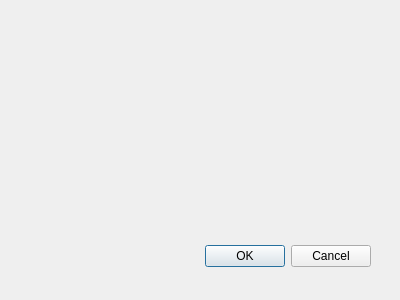
First picture: the form in export_to_gpkg_dialog_base.ui, repository DodoIta/beedip, before the edit.
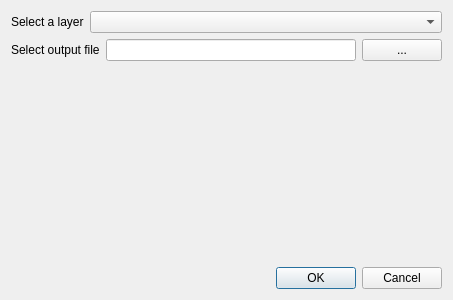
Second picture: the form after the edit.

What changed in the file:
```diff
--- a/export_to_gpkg_dialog_base.ui
+++ b/export_to_gpkg_dialog_base.ui
@@ -1,33 +1,71 @@
 <ui version="4.0" >
  <class>ExportToGPKGDialogBase</class>
- <widget class="QDialog" name="ExportToGPKGDialogBase" >
-  <property name="geometry" >
+ <widget class="QDialog" name="ExportToGPKGDialogBase">
+  <property name="geometry">
    <rect>
     <x>0</x>
     <y>0</y>
-    <width>400</width>
+    <width>453</width>
     <height>300</height>
    </rect>
   </property>
   <property name="windowTitle" >
    <string>Export To GPKG</string>
   </property>
-  <widget class="QDialogButtonBox" name="button_box" >
-   <property name="geometry" >
-    <rect>
-     <x>30</x>
-     <y>240</y>
-     <width>341</width>
-     <height>32</height>
-    </rect>
-   </property>
-   <property name="orientation" >
-    <enum>Qt::Horizontal</enum>
-   </property>
-   <property name="standardButtons" >
-    <set>QDialogButtonBox::Cancel|QDialogButtonBox::Ok</set>
-   </property>
-  </widget>
+  <layout class="QVBoxLayout" name="verticalLayout">
+   <item>
+    <layout class="QHBoxLayout" name="horizontalLayout">
+     <item>
+      <widget class="QLabel" name="label">
+       <property name="text">
+        <string>Select a layer</string>
+       </property>
+      </widget>
+     </item>
+     <item>
+      <widget class="QComboBox" name="comboBox">
+       <property name="sizePolicy">
+        <sizepolicy hsizetype="Expanding" vsizetype="Fixed">
+         <horstretch>0</horstretch>
+         <verstretch>0</verstretch>
+        </sizepolicy>
+       </property>
+      </widget>
+     </item>
+    </layout>
+   </item>
+   <item>
+    <layout class="QHBoxLayout" name="horizontalLayout_2">
+     <item>
+      <widget class="QLabel" name="label_2">
+       <property name="text">
+        <string>Select output file</string>
+       </property>
+      </widget>
+     </item>
+     <item>
+      <widget class="QLineEdit" name="lineEdit"/>
+     </item>
+     <item>
+      <widget class="QPushButton" name="pushButton">
+       <property name="text">
+        <string>...</string>
+       </property>
+      </widget>
+     </item>
+    </layout>
+   </item>
+   <item alignment="Qt::AlignRight|Qt::AlignBottom">
+    <widget class="QDialogButtonBox" name="button_box">
+     <property name="orientation">
+      <enum>Qt::Horizontal</enum>
+     </property>
+     <property name="standardButtons">
+      <set>QDialogButtonBox::Cancel|QDialogButtonBox::Ok</set>
+     </property>
+    </widget>
+   </item>
+  </layout>
  </widget>
  <resources/>
  <connections>
```
Left out of the diff: 29 changed lines with no effect on the pictures.
